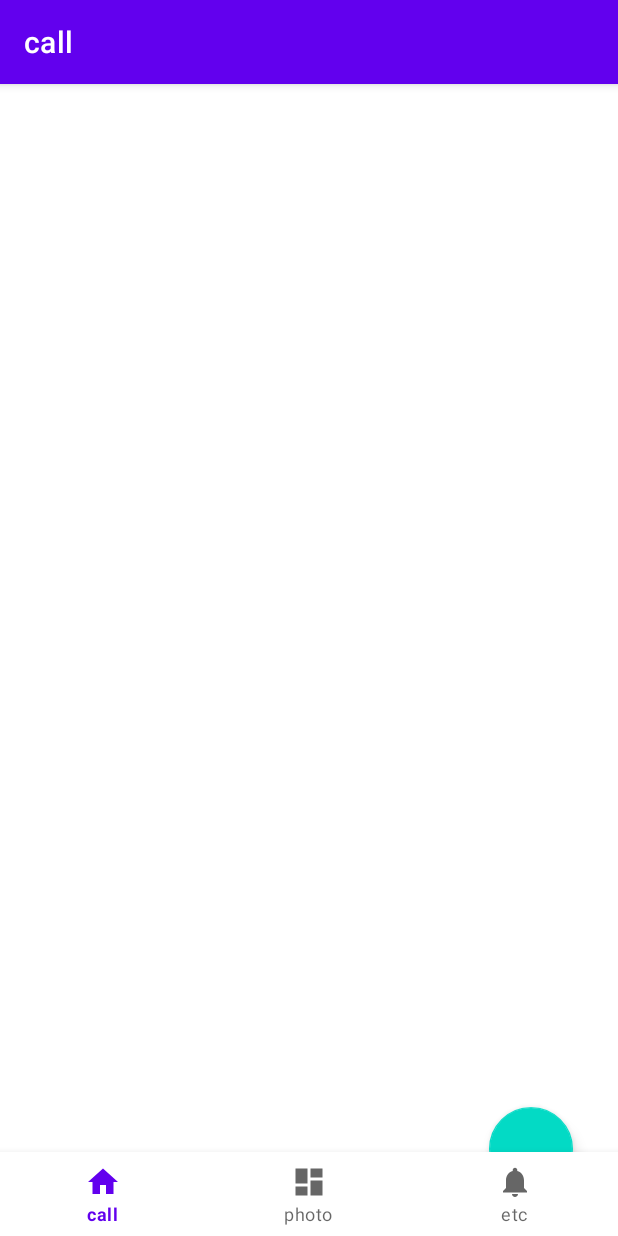
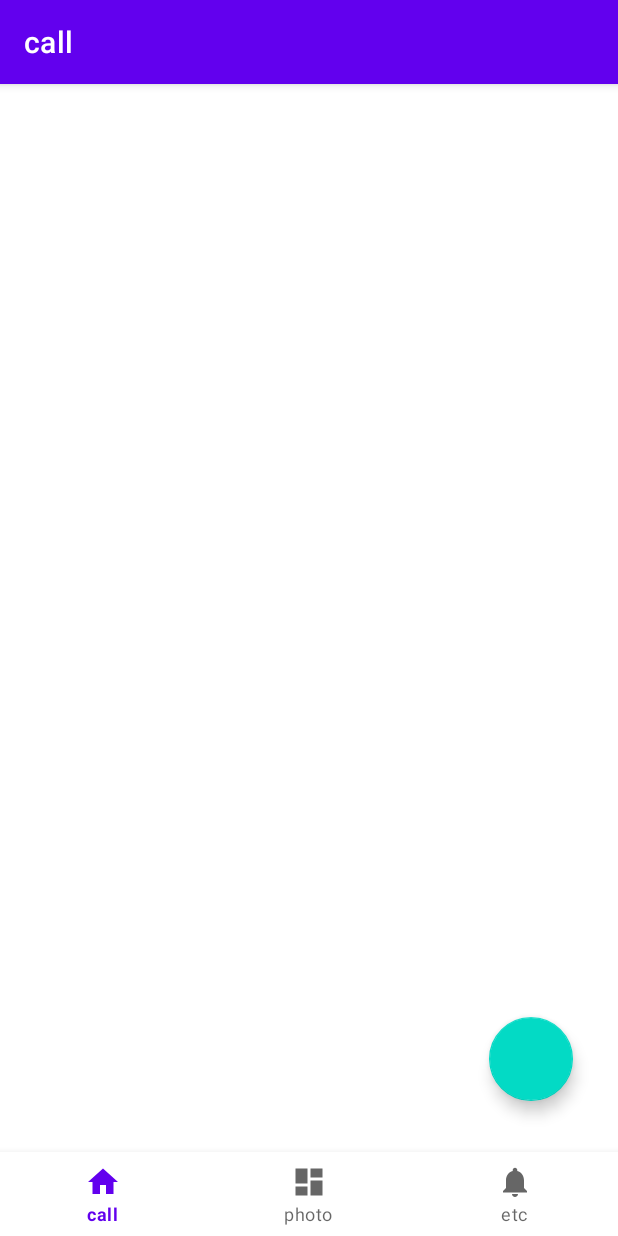
Before and after one commit to minzero31/MadCamp-1week-Android, an Android app: the screen it shows after launch (MainActivity), on a phone screen of 412 x 824 dp. Run offline under Robolectric (Android 15) with nearby library versions, the phone set to English and light mode, and no system bars; our stand-ins replace navigation-ui; 4 statements that could not run were skipped.

Commit message:
New clone and initial Commit

```diff
--- a/app/src/main/res/layout/fragment_home.xml
+++ b/app/src/main/res/layout/fragment_home.xml
@@ -22,10 +22,9 @@
     <com.google.android.material.floatingactionbutton.FloatingActionButton
         android:id="@+id/fab"
         android:layout_width="wrap_content"
-        android:layout_height="64dp"
-        android:layout_margin="30dp"
-        android:layout_marginEnd="16dp"
-        android:layout_marginBottom="92dp"
+        android:layout_height="wrap_content"
+        android:layout_marginBottom="90dp"
+        android:layout_marginRight="30dp"
         android:contentDescription="@string/fab_content_description"
         app:fabSize="normal"
         app:layout_constraintBottom_toBottomOf="parent"
```
